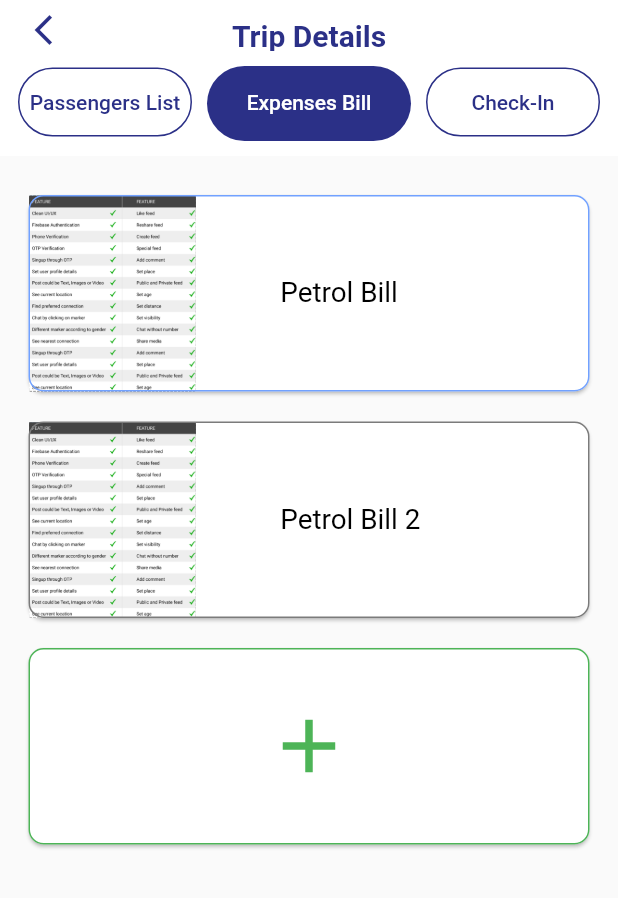
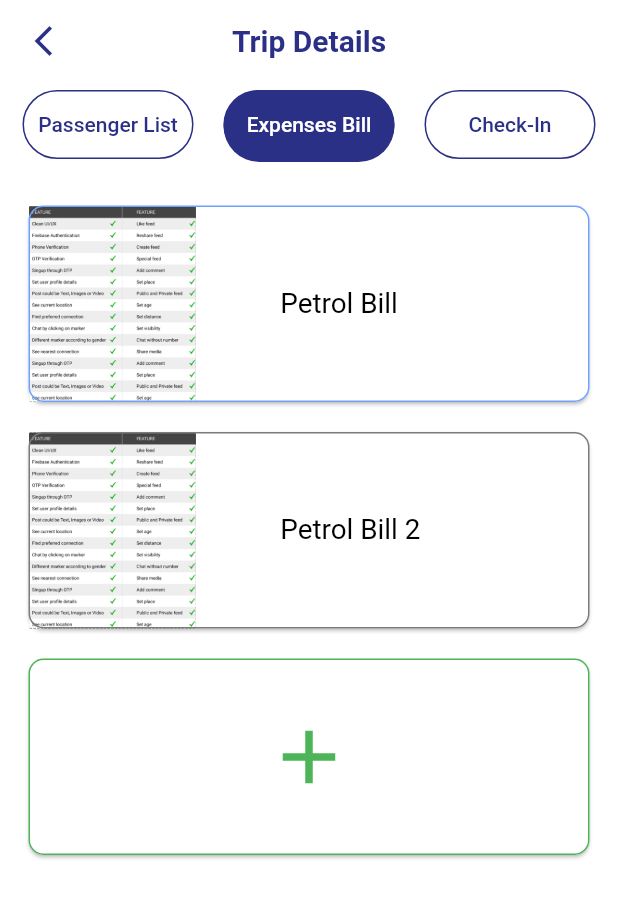
Before and after one commit to darshitsoftrefine/client_submit, a Flutter app: the screen it shows after launch, tab 2 chosen, on a phone screen of 412 x 824 dp. Shown: the top 898 px of the screen. Run offline on Flutter 3.47's test engine with Material 2 defaults, Android fonts, the phone set to English and light mode, and no system bars; our stand-ins replace dotted_border, google_fonts; missing offline and left inert: mobile_scanner, rounded_expansion_tile.

Commit message:
UI changes

```diff
--- a/lib/tab_bar.dart
+++ b/lib/tab_bar.dart
@@ -20,10 +20,11 @@ class _Tab_BarState extends State<Tab_Bar> {
       length: 3,
       child: Scaffold(
         appBar: AppBar(
+          toolbarHeight: 80,
             backgroundColor: CustomColors.secondaryColor,
             elevation: 0.0,
             leading: Padding(
-              padding: const EdgeInsets.only(left: 2.0),
+              padding: const EdgeInsets.only(left: 2.0, top: 7),
               child: IconButton(onPressed: (){}, icon: Icon(Icons.arrow_back_ios_new, color: CustomColors.primaryColor,),),
             ),
             title: Padding(
@@ -33,8 +34,9 @@ class _Tab_BarState extends State<Tab_Bar> {
             centerTitle: true,
 
           bottom: TabBar(
-              labelPadding: const EdgeInsets.symmetric(horizontal: 10.0, vertical: 1),
-              padding: const EdgeInsets.only(left: 2, right: 2, top: 10, bottom: 10),
+              indicatorPadding: EdgeInsets.only(left: 10, right: 10),
+              labelPadding: const EdgeInsets.only(left: 10, right: 10, ),
+              padding: const EdgeInsets.only(top: 20, bottom: 20, left: 5, right: 5),
               unselectedLabelColor: CustomColors.primaryColor,
               indicatorColor: CustomColors.secondaryColor,
               indicator: BoxDecoration(
@@ -43,12 +45,13 @@ class _Tab_BarState extends State<Tab_Bar> {
               tabs: [
                 Tab(
                   child: Container(
+                    padding: EdgeInsets.only(left: 4, right: 4),
                     decoration: BoxDecoration(
                         borderRadius: BorderRadius.circular(50),
                         border: Border.all(color: CustomColors.primaryColor, width: 1)),
                     child: const Align(
                       alignment: Alignment.center,
-                      child: Text("Passengers List"),
+                      child: Text("Passenger List", softWrap: true,),
                     ),
                   ),
                 ),
--- a/lib/trip_details/expenses_bill/expenses_bill_screen.dart
+++ b/lib/trip_details/expenses_bill/expenses_bill_screen.dart
@@ -1,3 +1,4 @@
+import 'package:client_submit/themes/themes.dart';
 import 'package:client_submit/trip_details/expenses_bill/expenses_bill_model.dart';
 import 'package:flutter/material.dart';
 import '../../constants/custom_widgets.dart';
@@ -17,11 +18,12 @@ class _ExpensesBillScreenState extends State<ExpensesBillScreen> {
   @override
   Widget build(BuildContext context) {
     return Scaffold(
+      backgroundColor: CustomColors.secondaryColor,
       resizeToAvoidBottomInset: false,
       body: SingleChildScrollView(
         child: Column(
           children: [
-            const SizedBox(height: 22,),
+            const SizedBox(height: 5,),
             ListView.builder(
               shrinkWrap: true,
                 physics: const NeverScrollableScrollPhysics(),
```
